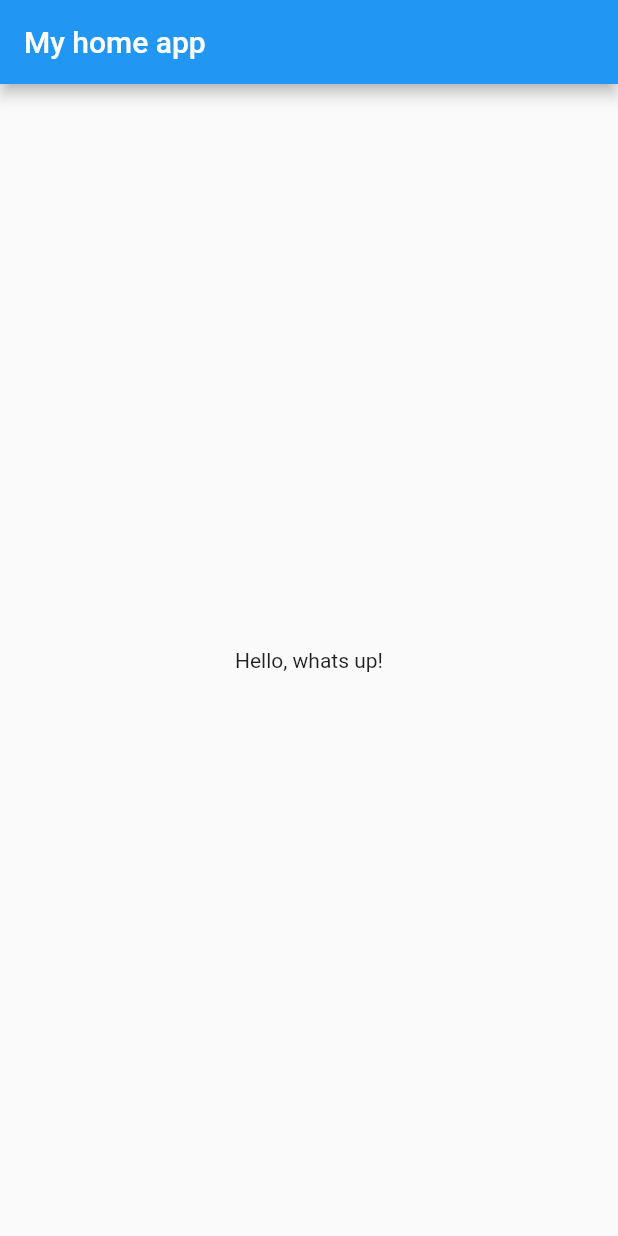
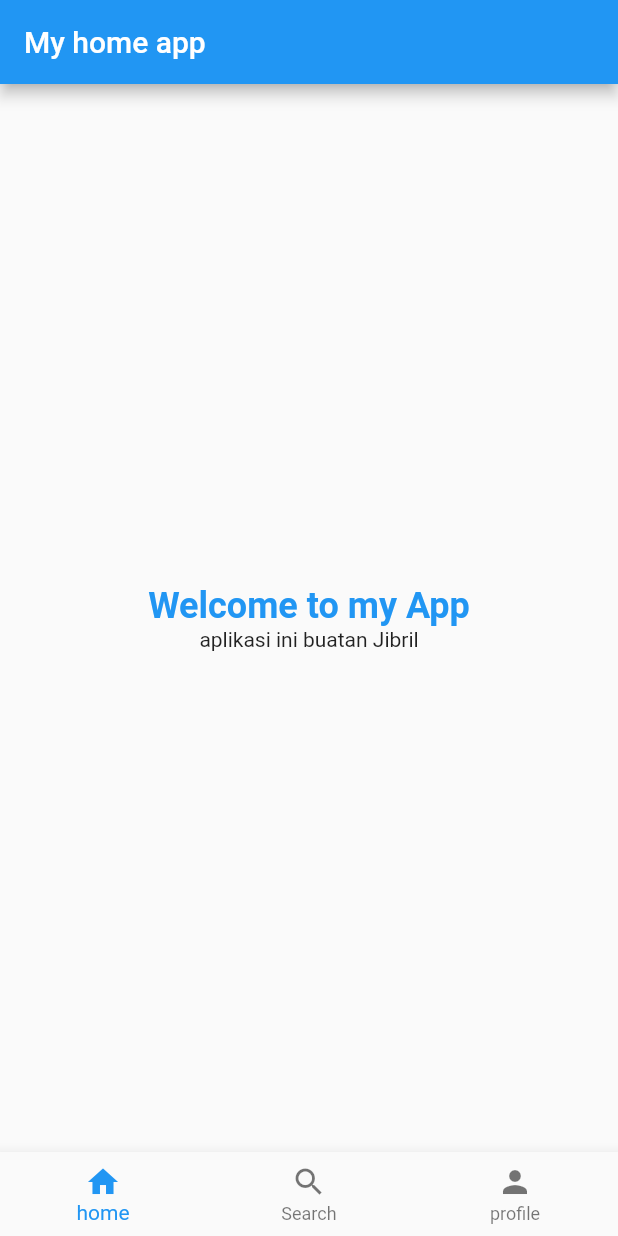
Before and after one commit to SiJibrilll/schoolFlutter, a Flutter app: the screen it shows after launch, on a phone screen of 412 x 824 dp. Run offline on Flutter 3.47's test engine with Material 2 defaults, Android fonts, the phone set to English and light mode, and no system bars.

Commit message:
added bottom bar

```diff
--- a/lib/main.dart
+++ b/lib/main.dart
@@ -33,10 +33,32 @@ class MyHomePage extends StatelessWidget {
         title: Text(title),
       ),
       body: Center(
-        child: Text(
-          'Hello, whats up!',
+        child: Column(
+          mainAxisAlignment: MainAxisAlignment.center,
+          children: <Widget>[
+            Text(
+              'Welcome to my App',
+              style: TextStyle(
+                color: Colors.blue, // Set the text color to dark blue
+                fontSize: 24, // You can adjust the font size as needed
+                fontWeight: FontWeight
+                    .bold, // You can change the font weight if desired
+              ),
+            ),
+            Text(
+              'aplikasi ini buatan Jibril',
+            ),
+          ],
         ),
       ),
+      bottomNavigationBar: BottomNavigationBar(items: [
+        BottomNavigationBarItem(icon: Icon(Icons.home), label: 'home'),
+        BottomNavigationBarItem(
+          icon: Icon(Icons.search),
+          label: 'Search',
+        ),
+        BottomNavigationBarItem(icon: Icon(Icons.person), label: 'profile'),
+      ]),
     );
   }
 }
```
